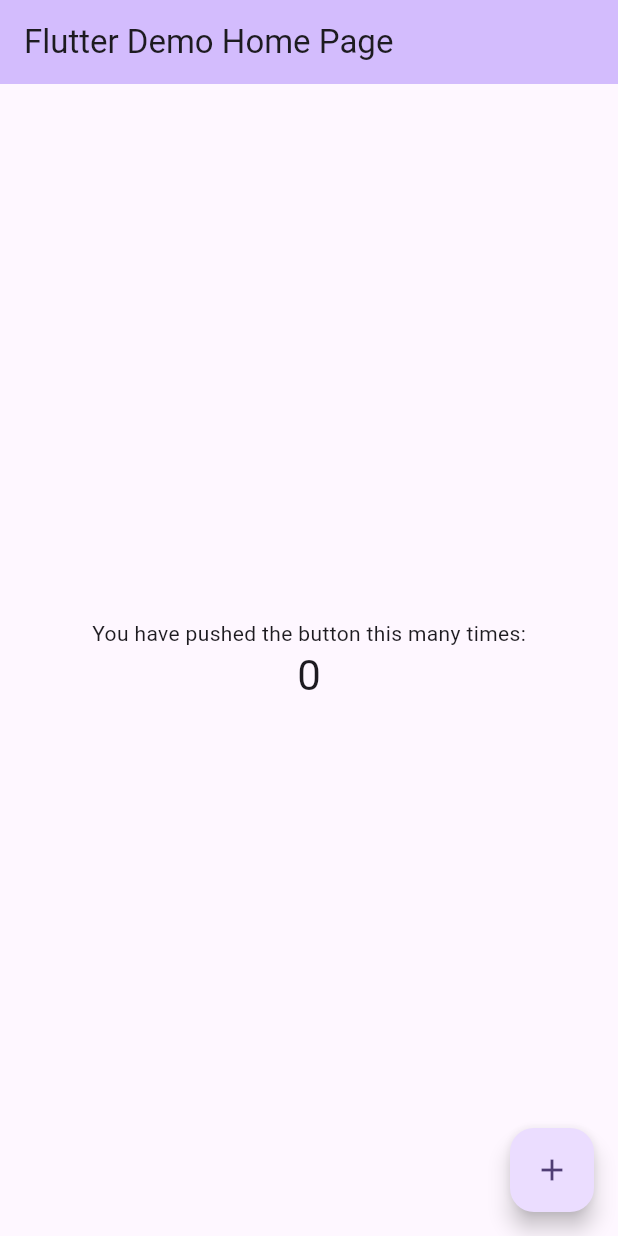
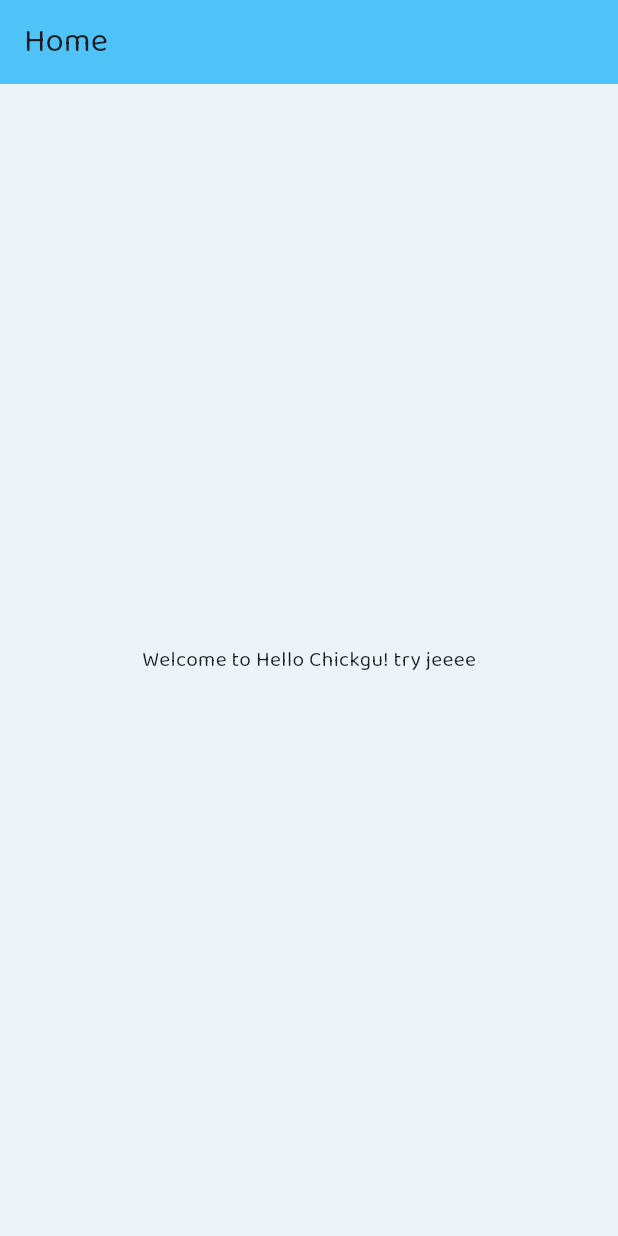
Before and after one commit to danishaazra/HelloChickgu, a Flutter app: the screen it shows after launch, on a phone screen of 412 x 824 dp. Run offline on Flutter 3.47's test engine with Material 3 defaults, Android fonts, the phone set to English and light mode, and no system bars; our stand-ins replace google_fonts.

Commit message:
update app theme

```diff
--- /dev/null
+++ b/lib/features/home/home.dart
@@ -0,0 +1,17 @@
+import 'package:flutter/material.dart';
+import 'package:hellochickgu/shared/theme/theme.dart';
+
+class HomePage extends StatelessWidget {
+  const HomePage({super.key});
+
+  @override
+  Widget build(BuildContext context) {
+    return Scaffold(
+      appBar: AppBar(
+        title: const Text('Home'),
+        backgroundColor: AppTheme.primaryBlue,
+      ),
+      body: const Center(child: Text('Welcome to Hello Chickgu! try jeeee')),
+    );
+  }
+}
--- a/lib/main.dart
+++ b/lib/main.dart
@@ -1,4 +1,6 @@
 import 'package:flutter/material.dart';
+import 'shared/theme/theme.dart';
+import 'features/home/home.dart';
 
 void main() {
   runApp(const MyApp());
@@ -7,116 +9,13 @@ void main() {
 class MyApp extends StatelessWidget {
   const MyApp({super.key});
 
-  // This widget is the root of your application.
   @override
   Widget build(BuildContext context) {
     return MaterialApp(
-      title: 'Flutter Demo',
-      theme: ThemeData(
-        // This is the theme of your application.
-        //
-        // TRY THIS: Try running your application with "flutter run". You'll see
-        // the application has a purple toolbar. Then, without quitting the app,
-        // try changing the seedColor in the colorScheme below to Colors.green
-        // and then invoke "hot reload" (save your changes or press the "hot
-        // reload" button in a Flutter-supported IDE, or press "r" if you used
-        // the command line to start the app).
-        //
-        // Notice that the counter didn't reset back to zero; the application
-        // state is not lost during the reload. To reset the state, use hot
-        // restart instead.
-        //
-        // This works for code too, not just values: Most code changes can be
-        // tested with just a hot reload.
-        colorScheme: ColorScheme.fromSeed(seedColor: Colors.deepPurple),
-      ),
-      home: const MyHomePage(title: 'Flutter Demo Home Page'),
+      title: 'Hello Chickgu!',
+      debugShowCheckedModeBanner: false,
+      theme: AppTheme.lightTheme, // apply theme globally
+      home: const HomePage(),
     );
   }
 }
-
-class MyHomePage extends StatefulWidget {
-  const MyHomePage({super.key, required this.title});
-
-  // This widget is the home page of your application. It is stateful, meaning
-  // that it has a State object (defined below) that contains fields that affect
-  // how it looks.
-
-  // This class is the configuration for the state. It holds the values (in this
-  // case the title) provided by the parent (in this case the App widget) and
-  // used by the build method of the State. Fields in a Widget subclass are
-  // always marked "final".
-
-  final String title;
-
-  @override
-  State<MyHomePage> createState() => _MyHomePageState();
-}
-
-class _MyHomePageState extends State<MyHomePage> {
-  int _counter = 0;
-
-  void _incrementCounter() {
-    setState(() {
-      // This call to setState tells the Flutter framework that something has
-      // changed in this State, which causes it to rerun the build method below
-      // so that the display can reflect the updated values. If we changed
-      // _counter without calling setState(), then the build method would not be
-      // called again, and so nothing would appear to happen.
-      _counter++;
-    });
-  }
-
-  @override
-  Widget build(BuildContext context) {
-    // This method is rerun every time setState is called, for instance as done
-    // by the _incrementCounter method above.
-    //
-    // The Flutter framework has been optimized to make rerunning build methods
-    // fast, so that you can just rebuild anything that needs updating rather
-    // than having to individually change instances of widgets.
-    return Scaffold(
-      appBar: AppBar(
-        // TRY THIS: Try changing the color here to a specific color (to
-        // Colors.amber, perhaps?) and trigger a hot reload to see the AppBar
-        // change color while the other colors stay the same.
-        backgroundColor: Theme.of(context).colorScheme.inversePrimary,
-        // Here we take the value from the MyHomePage object that was created by
-        // the App.build method, and use it to set our appbar title.
-        title: Text(widget.title),
-      ),
-      body: Center(
-        // Center is a layout widget. It takes a single child and positions it
-        // in the middle of the parent.
-        child: Column(
-          // Column is also a layout widget. It takes a list of children and
-          // arranges them vertically. By default, it sizes itself to fit its
-          // children horizontally, and tries to be as tall as its parent.
-          //
-          // Column has various properties to control how it sizes itself and
-          // how it positions its children. Here we use mainAxisAlignment to
-          // center the children vertically; the main axis here is the vertical
-          // axis because Columns are vertical (the cross axis would be
-          // horizontal).
-          //
-          // TRY THIS: Invoke "debug painting" (choose the "Toggle Debug Paint"
-          // action in the IDE, or press "p" in the console), to see the
-          // wireframe for each widget.
-          mainAxisAlignment: MainAxisAlignment.center,
-          children: <Widget>[
-            const Text('You have pushed the button this many times:'),
-            Text(
-              '$_counter',
-              style: Theme.of(context).textTheme.headlineMedium,
-            ),
-          ],
-        ),
-      ),
-      floatingActionButton: FloatingActionButton(
-        onPressed: _incrementCounter,
-        tooltip: 'Increment',
-        child: const Icon(Icons.add),
-      ), // This trailing comma makes auto-formatting nicer for build methods.
-    );
-  }
-}
--- /dev/null
+++ b/lib/shared/theme/theme.dart
@@ -0,0 +1,33 @@
+import 'package:flutter/material.dart';
+import 'package:google_fonts/google_fonts.dart';
+
+class AppTheme {
+  // Colors
+  static const Color primaryBlue = Color(0xFF4FC3F7);
+  static const Color primaryYellow = Color(0xFFF4B942);
+  static const Color secondaryPink = Color(0xFFFFA3B3);
+  static const Color secondaryMint = Color(0xFF95EECB);
+  static const Color bgLightBlue = Color(0xFFECF4F9);
+  static const Color bgWhite = Color(0xFFFFFFFF);
+
+  // ThemeData
+  static ThemeData get lightTheme {
+    final base = ThemeData.light();
+    final baloo2TextTheme = GoogleFonts.baloo2TextTheme(base.textTheme);
+
+    return base.copyWith(
+      primaryColor: primaryBlue,
+      scaffoldBackgroundColor: bgLightBlue,
+      textTheme: baloo2TextTheme.apply(
+        bodyColor: Colors.black87,
+        displayColor: Colors.black,
+      ),
+      colorScheme: base.colorScheme.copyWith(
+        primary: primaryBlue,
+        secondary: primaryYellow,
+        background: bgLightBlue,
+        surface: bgWhite,
+      ),
+    );
+  }
+}
--- a/pubspec.yaml
+++ b/pubspec.yaml
@@ -34,6 +34,7 @@ dependencies:
   # The following adds the Cupertino Icons font to your application.
   # Use with the CupertinoIcons class for iOS style icons.
   cupertino_icons: ^1.0.8
+  google_fonts: ^6.2.1
 
 dev_dependencies:
   flutter_test:
```
Also changed, not shown: pubspec.lock, 3 other files.
